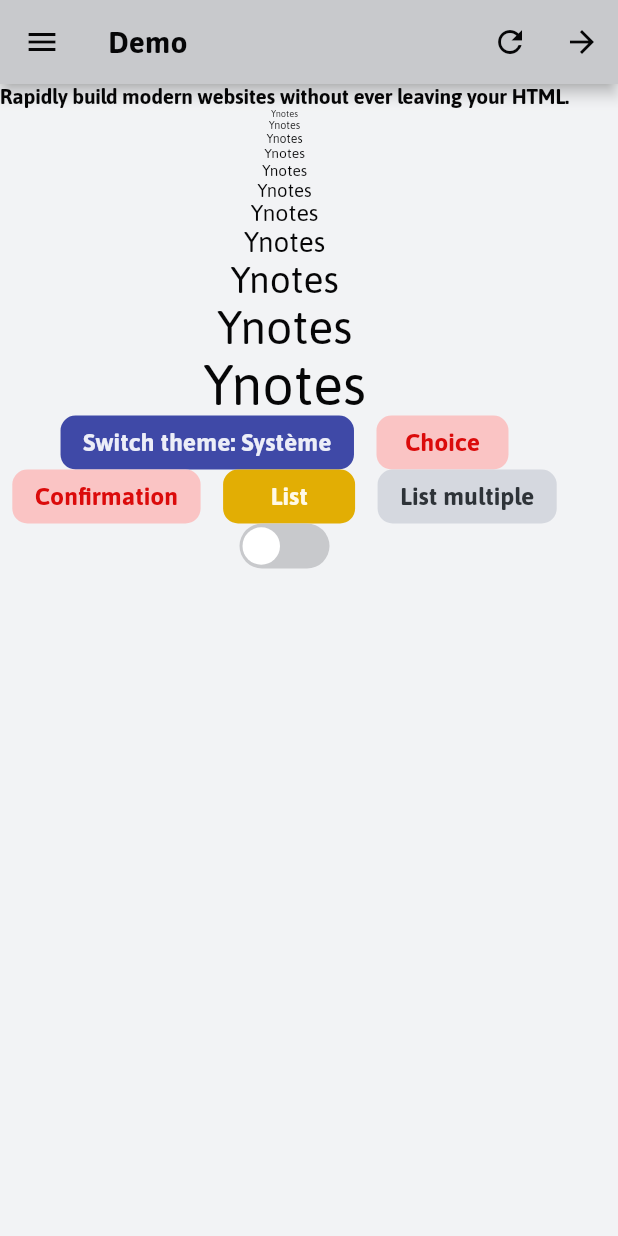
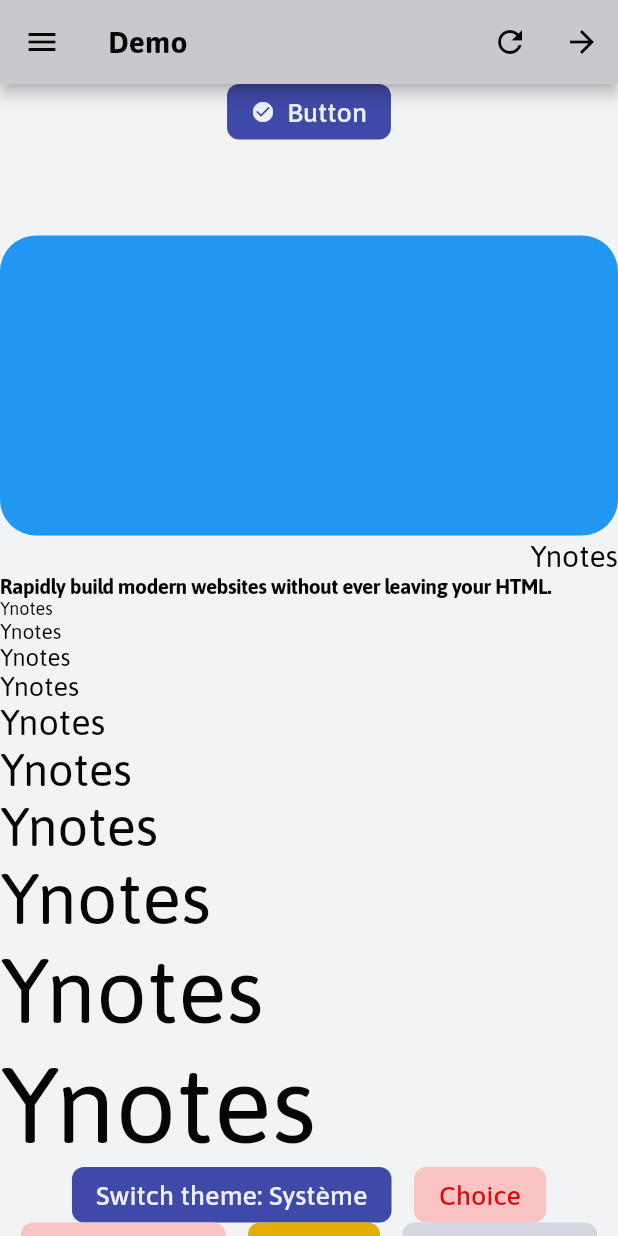
Before and after one commit to EduWireApps/ynotes-packages, a Flutter app: the screen it shows after launch, on a phone screen of 412 x 824 dp. Run offline on Flutter 3.47's test engine with Material 2 defaults, Android fonts, the phone set to English and light mode, and no system bars; drawn by our look-alikes of flutter_switch; our stand-ins replace flutter_phoenix, sizer; missing offline and left inert: flutter_responsive_breakpoints.

Commit message:
add more utilities and migrate button

```diff
--- a/example/lib/main.dart
+++ b/example/lib/main.dart
@@ -66,10 +66,39 @@ class _MyHomePageState extends State<MyHomePage> {
           ],
         ),
         body: SingleChildScrollView(
+          child: Container(
+            width: double.infinity,
             child: Column(
               children: [
-              Column(
+                YButton(onPressed: () {}, text: "Button", icon: Icons.check_circle),
+                Container(
+                  constraints: BoxConstraints(maxWidth: MediaQuery.of(context).size.width),
+                  width: double.infinity,
+                  child: Column(
+                    crossAxisAlignment: CrossAxisAlignment.start,
                     children: [
+                      SizedBox(height: YScale.s16),
+                      Container(
+                        decoration: BoxDecoration(
+                          borderRadius: YBorderRadius.xl3,
+                          color: Colors.blue,
+                        ),
+                        width: 500,
+                        height: 200,
+                      ),
+                      Row(
+                        children: [
+                          Expanded(child: Container()),
+                          Text(
+                            "Ynotes",
+                            style: TextStyle(
+                                color: theme.colors.neutral.shade500,
+                                fontSize: 20,
+                                height: 1.3,
+                                fontWeight: FontWeight.w400),
+                          ),
+                        ],
+                      ),
                       Text("Rapidly build modern websites without ever leaving your HTML.",
                           style: TextStyle(
                             color: theme.colors.neutral.shade500,
@@ -81,7 +110,6 @@ class _MyHomePageState extends State<MyHomePage> {
                       Text("Ynotes", style: TextStyle(color: theme.colors.neutral.shade500, fontSize: YFontSize.sm)),
                       Text("Ynotes", style: TextStyle(color: theme.colors.neutral.shade500, fontSize: YFontSize.base)),
                       Text("Ynotes", style: TextStyle(color: theme.colors.neutral.shade500, fontSize: YFontSize.lg)),
-                  Text("Ynotes", style: TextStyle(color: theme.colors.neutral.shade500, fontSize: YFontSize.xl)),
                       Text("Ynotes", style: TextStyle(color: theme.colors.neutral.shade500, fontSize: YFontSize.xl2)),
                       Text("Ynotes", style: TextStyle(color: theme.colors.neutral.shade500, fontSize: YFontSize.xl3)),
                       Text("Ynotes", style: TextStyle(color: theme.colors.neutral.shade500, fontSize: YFontSize.xl4)),
@@ -89,6 +117,7 @@ class _MyHomePageState extends State<MyHomePage> {
                       Text("Ynotes", style: TextStyle(color: theme.colors.neutral.shade500, fontSize: YFontSize.xl6)),
                       Text("Ynotes", style: TextStyle(color: theme.colors.neutral.shade500, fontSize: YFontSize.xl7)),
                     ],
+                  ),
                 ),
                 Wrap(
                   alignment: WrapAlignment.center,
@@ -216,6 +245,7 @@ class _MyHomePageState extends State<MyHomePage> {
                 ),
               ],
             ),
+          ),
         ));
   }
 }
--- a/lib/components.dart
+++ b/lib/components.dart
@@ -4,6 +4,7 @@ import 'package:flutter/material.dart';
 import 'package:flutter_switch/flutter_switch.dart';
 import 'package:sizer/sizer.dart';
 import 'package:ynotes_packages/theme.dart';
+import 'package:ynotes_packages/utilities.dart';
 
 part 'package:ynotes_packages/src/components/y_shadow_scroll_container.dart';
 part 'package:ynotes_packages/src/components/utils.dart';
--- a/lib/src/components/base.dart
+++ b/lib/src/components/base.dart
@@ -52,7 +52,7 @@ class _YDialogBaseState extends State<YDialogBase> {
       contentPadding: EdgeInsets.zero,
       shape: RoundedRectangleBorder(borderRadius: BorderRadius.all(Radius.circular(15))),
       content: ConstrainedBox(
-        constraints: BoxConstraints(maxHeight: 75.h, maxWidth: 90.w.clamp(0, 500)),
+        constraints: BoxConstraints(maxHeight: 75.h.clamp(0, 500), maxWidth: 90.w.clamp(0, 500)),
         child: Container(
           width: double.maxFinite,
           padding: EdgeInsets.symmetric(horizontal: 18.sp, vertical: 14.sp),
--- a/lib/src/components/y_button.dart
+++ b/lib/src/components/y_button.dart
@@ -9,7 +9,7 @@ class YButton extends StatefulWidget {
   final IconData? icon;
   final bool isLoading;
   final bool isDisabled;
-  final bool reverseIconAndText;
+  final bool isIconReversed;
 
   const YButton(
       {Key? key,
@@ -21,7 +21,7 @@ class YButton extends StatefulWidget {
       this.icon,
       this.isLoading = false,
       this.isDisabled = false,
-      this.reverseIconAndText = false})
+      this.isIconReversed = false})
       : super(key: key);
   @override
   _YButtonState createState() => _YButtonState();
@@ -38,12 +38,10 @@ class _YButtonState extends State<YButton> with TickerProviderStateMixin {
 
   @override
   Widget build(BuildContext context) {
-    final double fontSize = 12;
-
     return Opacity(
-      opacity: widget.isDisabled ? 0.5 : 1,
+      opacity: widget.isDisabled ? 0.75 : 1,
       child: RawMaterialButton(
-          padding: EdgeInsets.symmetric(horizontal: 13.sp.clamp(0.0, 15), vertical: 4.sp.clamp(0.0, 10)),
+          padding: EdgeInsets.symmetric(horizontal: YScale.s4, vertical: YScale.s2),
           materialTapTargetSize: MaterialTapTargetSize.shrinkWrap,
           elevation: 0,
           highlightElevation: 0,
@@ -54,49 +52,41 @@ class _YButtonState extends State<YButton> with TickerProviderStateMixin {
           onLongPress: widget.isLoading || widget.isDisabled ? null : widget.onLongPressed,
           child: AnimatedSize(
             vsync: this,
-            duration: Duration(milliseconds: 250),
-            curve: Curves.easeInOut,
+            duration: Duration(milliseconds: 200),
+            curve: Curves.easeOut,
             child: widget.isLoading
                 ? SizedBox(
-                    width: (fontSize + 4).sp.clamp(0.0, 21),
-                    height: (fontSize + 4).sp.clamp(0.0, 21),
-                    child:
-                        CircularProgressIndicator(strokeWidth: 3, valueColor: AlwaysStoppedAnimation<Color>(textColor)),
+                    width: YScale.s4,
+                    height: YScale.s4,
+                    child: CircularProgressIndicator(
+                        strokeWidth: YScale.s0p5, valueColor: AlwaysStoppedAnimation<Color>(textColor)),
                   )
                 : Row(
                     mainAxisSize: MainAxisSize.min,
+                    textDirection: widget.isIconReversed ? TextDirection.rtl : TextDirection.ltr,
                     children: [
-                      if (widget.icon != null && !widget.reverseIconAndText)
+                      if (widget.icon != null)
                         Icon(
                           widget.icon,
                           color: textColor,
-                          size: (fontSize + 4).sp.clamp(0.0, 21),
+                          size: YScale.s4,
                         ),
-                      if (widget.icon != null && !widget.reverseIconAndText)
-                        YHorizontalSpacer(
-                          6,
+                      if (widget.icon != null)
+                        SizedBox(
+                          width: YScale.s2,
                         ),
                       Flexible(
                         child: Text(widget.text,
                             textAlign: TextAlign.center,
-                            style: TextStyle(
-                                color: textColor, fontWeight: FontWeight.w700, fontSize: fontSize.sp.clamp(0.0, 21))),
+                            style: TextStyle(color: textColor, fontWeight: YFontWeight.medium, fontSize: YFontSize.lg)),
                       ),
-                      if (widget.icon != null && widget.reverseIconAndText)
-                        YHorizontalSpacer(
-                          6,
-                        ),
-                      if (widget.icon != null && widget.reverseIconAndText)
-                        Icon(
-                          widget.icon,
-                          color: textColor,
-                          size: (fontSize + 4).sp.clamp(0.0, 21),
-                        ),
                     ],
                   ),
           ),
           fillColor: backgroundColor,
-          shape: RoundedRectangleBorder(borderRadius: BorderRadius.all(Radius.circular(10)))),
+          shape: RoundedRectangleBorder(
+            borderRadius: YBorderRadius.lg,
+          )),
     );
   }
 }
--- a/lib/src/components/y_switch.dart
+++ b/lib/src/components/y_switch.dart
@@ -28,6 +28,7 @@ class _YSwitchState extends State<YSwitch> with SingleTickerProviderStateMixin {
         padding: 2.0,
         activeColor: theme.colors.get(widget.type).shade300,
         inactiveColor: theme.colors.neutral.shade100,
+        duration: Duration(milliseconds: 100),
       ),
     );
   }
--- /dev/null
+++ b/lib/src/utilities/border_radius.dart
@@ -0,0 +1,15 @@
+part of utilities;
+
+class YBorderRadius {
+  YBorderRadius._();
+
+  static final BorderRadius none = BorderRadius.zero;
+  static final BorderRadius sm = BorderRadius.all(Radius.circular(0.125.rem));
+  static final BorderRadius normal = BorderRadius.all(Radius.circular(0.25.rem));
+  static final BorderRadius md = BorderRadius.all(Radius.circular(0.375.rem));
+  static final BorderRadius lg = BorderRadius.all(Radius.circular(0.5.rem));
+  static final BorderRadius xl = BorderRadius.all(Radius.circular(0.75.rem));
+  static final BorderRadius xl2 = BorderRadius.all(Radius.circular(1.rem));
+  static final BorderRadius xl3 = BorderRadius.all(Radius.circular(1.5.rem));
+  static final BorderRadius full = BorderRadius.all(Radius.circular(9999));
+}
--- /dev/null
+++ b/lib/src/utilities/font_weight.dart
@@ -0,0 +1,15 @@
+part of utilities;
+
+class YFontWeight {
+  YFontWeight._();
+
+  static final FontWeight thin = FontWeight.w100;
+  static final FontWeight extralight = FontWeight.w200;
+  static final FontWeight light = FontWeight.w300;
+  static final FontWeight normal = FontWeight.w400;
+  static final FontWeight medium = FontWeight.w500;
+  static final FontWeight semibold = FontWeight.w600;
+  static final FontWeight bold = FontWeight.w700;
+  static final FontWeight extrabold = FontWeight.w800;
+  static final FontWeight black = FontWeight.w900;
+}
--- /dev/null
+++ b/lib/src/utilities/padding.dart
@@ -0,0 +1,13 @@
+part of utilities;
+
+class YPadding {
+  YPadding._();
+
+  static EdgeInsets p(double padding) => EdgeInsets.all(padding);
+  static EdgeInsets px(double padding) => EdgeInsets.symmetric(horizontal: padding);
+  static EdgeInsets py(double padding) => EdgeInsets.symmetric(vertical: padding);
+  static EdgeInsets pt(double padding) => EdgeInsets.only(top: padding);
+  static EdgeInsets pb(double padding) => EdgeInsets.only(bottom: padding);
+  static EdgeInsets pl(double padding) => EdgeInsets.only(left: padding);
+  static EdgeInsets pr(double padding) => EdgeInsets.only(right: padding);
+}
--- /dev/null
+++ b/lib/src/utilities/scale.dart
@@ -0,0 +1,110 @@
+part of utilities;
+
+class YScale {
+  YScale._();
+
+  /// 0
+  static final double s0 = 0;
+
+  /// 1px
+  static final double spx = 1;
+
+  /// 0.125rem	2px
+  static final double s0p5 = 0.125.rem;
+
+  /// 0.25rem	 4px
+  static final double s1 = 0.25.rem;
+
+  /// 0.375rem	6px
+  static final double s1p5 = 0.375.rem;
+
+  /// 0.5rem	8px
+  static final double s2 = 0.5.rem;
+
+  /// 0.625rem	10px
+  static final double s2p5 = 0.625.rem;
+
+  /// 0.75rem	 12px
+  static final double s3 = 0.75.rem;
+
+  /// 0.875rem	14px
+  static final double s3p5 = 0.875.rem;
+
+  /// 1rem	16px
+  static final double s4 = 1.rem;
+
+  /// 1.25rem	 20px
+  static final double s5 = 1.25.rem;
+
+  /// 1.5rem	24px
+  static final double s6 = 1.5.rem;
+
+  /// 1.75rem	 28px
+  static final double s7 = 1.75.rem;
+
+  /// 2rem	32px
+  static final double s8 = 2.rem;
+
+  /// 2.25rem	 36px
+  static final double s9 = 2.25.rem;
+
+  /// 2.5rem	40px
+  static final double s10 = 2.5.rem;
+
+  /// 2.75rem	 44px
+  static final double s11 = 2.75.rem;
+
+  /// 3rem	48px
+  static final double s12 = 3.rem;
+
+  /// 3.5rem	56px
+  static final double s14 = 3.5.rem;
+
+  /// 4rem	64px
+  static final double s16 = 4.rem;
+
+  /// 5rem	80px
+  static final double s20 = 5.rem;
+
+  /// 6rem	96px
+  static final double s24 = 6.rem;
+
+  /// 7rem	112px
+  static final double s28 = 7.rem;
+
+  /// 8rem	128px
+  static final double s32 = 8.rem;
+
+  ///	9rem	144px
+  static final double s36 = 9.rem;
+
+  /// 10rem	 160px
+  static final double s40 = 10.rem;
+
+  ///	11rem	 176px
+  static final double s44 = 11.rem;
+
+  ///	12rem	 192px
+  static final double s48 = 12.rem;
+
+  /// 13rem	 208px
+  static final double s52 = 13.rem;
+
+  /// 14rem  224px
+  static final double s56 = 14.rem;
+
+  /// 15rem	 240px
+  static final double s60 = 15.rem;
+
+  /// 16rem	 256px
+  static final double s64 = 16.rem;
+
+  /// 18rem	 288px
+  static final double s72 = 18.rem;
+
+  /// 20rem	 320px
+  static final double s80 = 20.rem;
+
+  /// 24rem	 384px
+  static final double s96 = 24.rem;
+}
--- a/lib/src/utilities/utils/extension.dart
+++ b/lib/src/utilities/utils/extension.dart
@@ -1,5 +1,5 @@
 part of utilities;
 
 extension RemExtension on num {
-  double get rem => this.sp * 6;
+  double get rem => this * 16;
 }
--- a/lib/utilities.dart
+++ b/lib/utilities.dart
@@ -1,8 +1,12 @@
 library utilities;
 
-import 'package:sizer/sizer.dart';
+import 'package:flutter/widgets.dart';
 
+part 'package:ynotes_packages/src/utilities/scale.dart';
 part 'package:ynotes_packages/src/utilities/font_size.dart';
+part 'package:ynotes_packages/src/utilities/font_weight.dart';
 part 'package:ynotes_packages/src/utilities/letter_spacing.dart';
+part 'package:ynotes_packages/src/utilities/padding.dart';
+part 'package:ynotes_packages/src/utilities/border_radius.dart';
 
 part 'package:ynotes_packages/src/utilities/utils/extension.dart';
--- a/pubspec.yaml
+++ b/pubspec.yaml
@@ -2,7 +2,7 @@ name: ynotes_packages
 description: yNotes' components library.
 publish_to: 'none'
 version: 0.2.7
-homepage: https://github.com/EduWireApps/ynotes-components
+homepage: https://github.com/EduWireApps/ynotes-packages
 
 environment:
   sdk: ">=2.12.0 <3.0.0"
```
Lines whose indentation alone changed are shown as unchanged.
